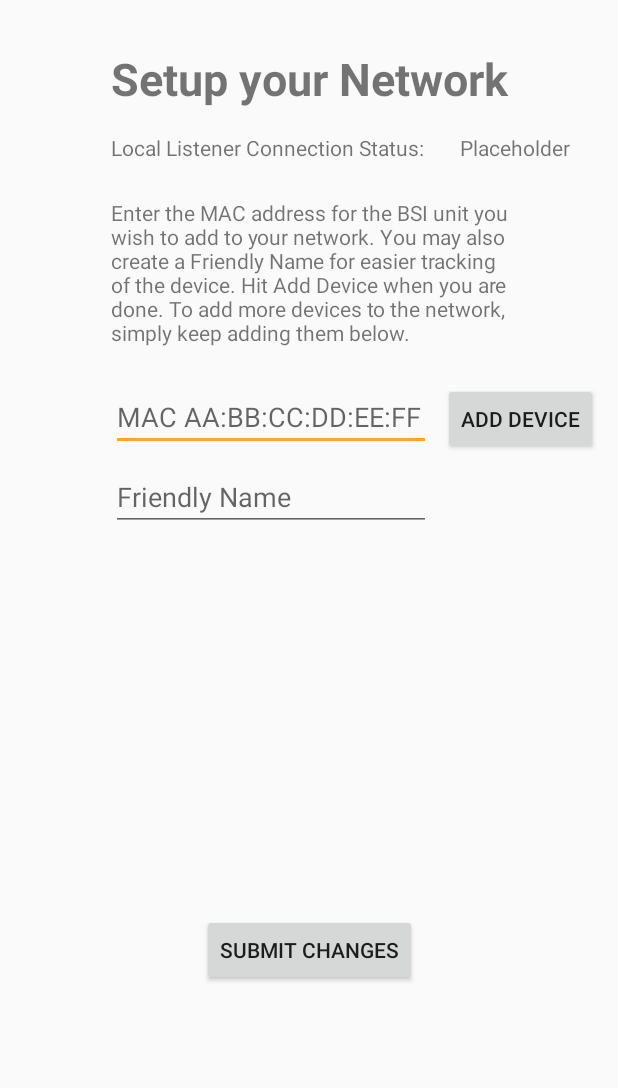
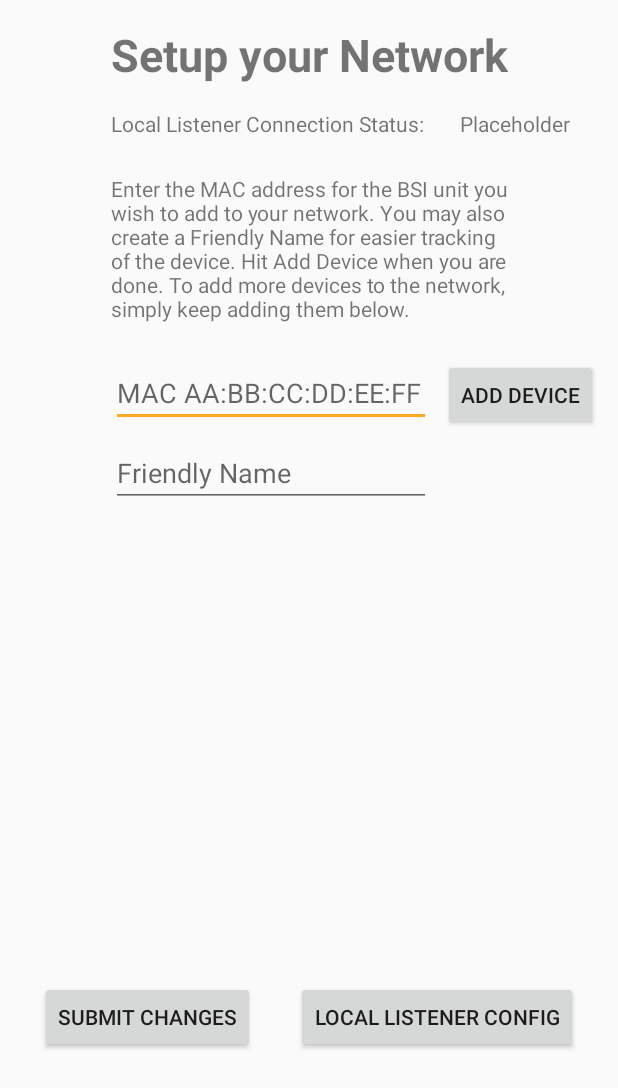
Before and after one commit to programCounter/Aesir-Android, an Android app: the layout setup_fragment.xml on its own in the app's theme, with its tools: preview values and no code run, on a phone screen of 412 x 824 dp. Shown: the top 1088 px of the screen. Run offline under Robolectric (Android 15) with nearby library versions, the phone set to English and light mode, and no system bars.

```diff
--- a/app/build.gradle
+++ b/app/build.gradle
@@ -11,8 +11,8 @@ android {
         applicationId "com.example.aesir"
         minSdkVersion 23
         targetSdkVersion 29
-        versionCode 18
-        versionName "PR.2019.11.04.11.42"
+        versionCode 19
+        versionName "PR.2019.11.04.3.10"
         testInstrumentationRunner "androidx.test.runner.AndroidJUnitRunner"
     }
     buildTypes {
--- a/app/src/main/res/layout/setup_fragment.xml
+++ b/app/src/main/res/layout/setup_fragment.xml
@@ -10,7 +10,7 @@
         android:id="@+id/setup_title"
         android:layout_width="wrap_content"
         android:layout_height="wrap_content"
-        android:layout_marginTop="32dp"
+        android:layout_marginTop="16dp"
         android:text="@string/setup_fragment_title"
         android:textSize="30sp"
         android:textStyle="bold"
@@ -79,11 +79,10 @@
     <ListView
         android:id="@+id/bsis_in_network_list"
         android:layout_width="match_parent"
-        android:layout_height="wrap_content"
+        android:layout_height="300dp"
         android:layout_marginStart="32dp"
-        android:layout_marginTop="24dp"
+        android:layout_marginTop="8dp"
         android:layout_marginEnd="32dp"
-        app:layout_constraintBottom_toBottomOf="parent"
         app:layout_constraintEnd_toEndOf="parent"
         app:layout_constraintStart_toStartOf="parent"
         app:layout_constraintTop_toBottomOf="@+id/bsi_friendly_name" />
@@ -94,7 +93,17 @@
         android:layout_height="wrap_content"
         android:layout_marginTop="8dp"
         android:text="@string/setup_submit_changes"
-        app:layout_constraintEnd_toEndOf="parent"
+        app:layout_constraintEnd_toStartOf="@+id/local_listener_setup"
         app:layout_constraintStart_toStartOf="parent"
         app:layout_constraintTop_toBottomOf="@+id/bsis_in_network_list" />
+
+    <Button
+        android:id="@+id/local_listener_setup"
+        android:layout_width="wrap_content"
+        android:layout_height="wrap_content"
+        android:layout_marginTop="8dp"
+        android:text="@string/setup_local_listener_setup"
+        app:layout_constraintEnd_toEndOf="parent"
+        app:layout_constraintStart_toEndOf="@+id/submit_chnages"
+        app:layout_constraintTop_toBottomOf="@+id/bsis_in_network_list" />
 </androidx.constraintlayout.widget.ConstraintLayout>
--- a/app/src/main/res/values/strings.xml
+++ b/app/src/main/res/values/strings.xml
@@ -26,6 +26,7 @@
     <string name="setup_submit_changes">Submit Changes</string>
     <string name="setup_mac_address_hint">MAC AA:BB:CC:DD:EE:FF</string>
     <string name="setup_friendly_name_hint">Friendly Name</string>
+    <string name="setup_local_listener_setup">Local Listener Config</string>
 
     <!-- BSI Fragment Strings -->
     <string name="bsi_fragment_title">BSI Setup for:</string>
```
Also changed, not shown: app/src/main/java/com/example/aesir/BSIFragment.kt (+98 -4 lines).
